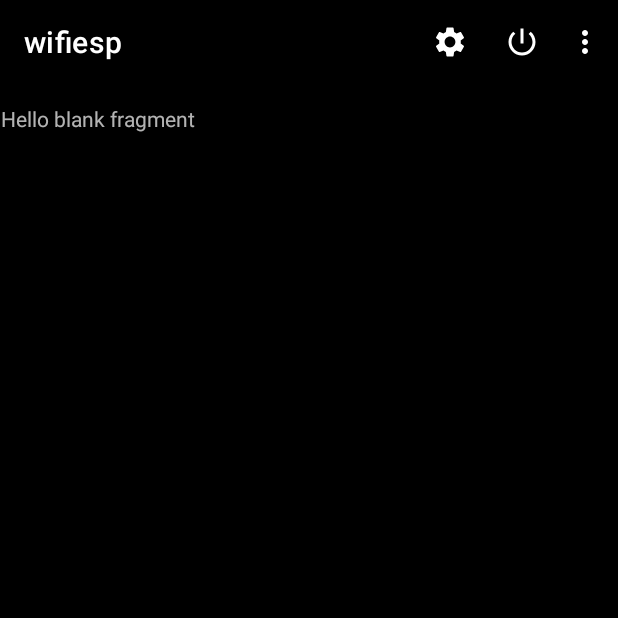
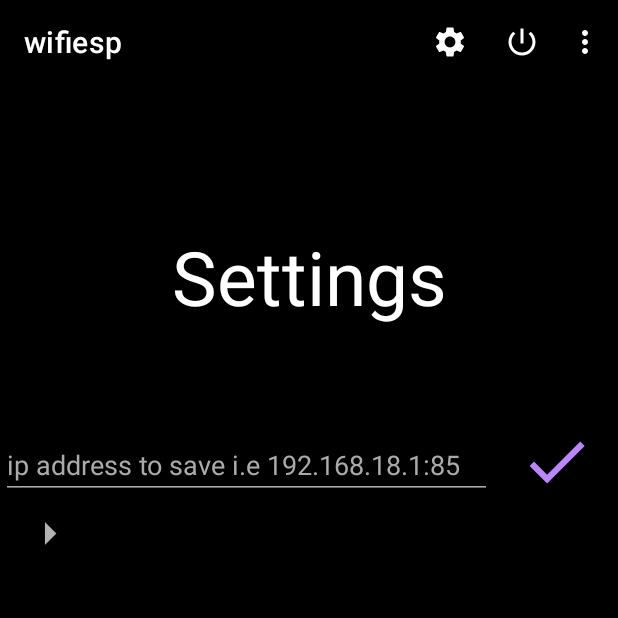
Before and after one commit to Baeyung/wifiesp, an Android app: the fragment Settings placed in its activity, after a tap on "Item", on a phone screen of 412 x 824 dp, the top half of it. Run offline under Robolectric (Android 15) with nearby library versions, the phone set to English and light mode, and no system bars; libraries missing offline, so code that uses them is left out: com.flask.colorpicker, com.loopj.android, cz.msebera.android; 4 statements that could not run were skipped; 1 other tap on this screen came first.

Commit message:
--added settings page and option to add servers of your choice

```diff
--- a/app/src/main/java/com/machi/wifiesp/ColorWheel.java
+++ b/app/src/main/java/com/machi/wifiesp/ColorWheel.java
@@ -25,6 +25,7 @@ import com.flask.colorpicker.slider.LightnessSlider;
 public class ColorWheel extends Fragment {
     private ColorPickerView colorPickerView;
     private LightnessSlider lightnessSlider;
+    private Wifi_Code wifiCode = new Wifi_Code();
 
 
     public ColorWheel() {
@@ -57,8 +58,10 @@ public class ColorWheel extends Fragment {
                 int red = (color >> 16) & 0xFF;
                 int green = (color >> 8) & 0xFF;
                 int blue = (color) & 0xFF;
-               // int alpha = (color >> 24) & 0xFF;
-                //Toast.makeText(getContext(), "r: " + red + "g: " + green + "b: " + blue + "a: " + alpha, Toast.LENGTH_SHORT).show();
+                String s =wifiCode.wifiCode(Integer.toString(red),Integer.toString(blue),Integer.toString(green));
+                if(s == "failure"){
+                    Toast.makeText(getContext(), s, Toast.LENGTH_SHORT).show();
+                }
             }
         });
     }
--- a/app/src/main/java/com/machi/wifiesp/MainActivity.java
+++ b/app/src/main/java/com/machi/wifiesp/MainActivity.java
@@ -83,10 +83,10 @@ public class MainActivity extends AppCompatActivity {
                         .commit();
                 return true;
             case R.id.item4:
-                wifiCode.wifiCode("16236607");
+                wifiCode.wifiCode("255","255","255");
                 return true;
             case R.id.item5:
-                wifiCode.wifiCode("16203967");
+                wifiCode.wifiCode("0","0","0");
                 return true;
             default:
                 return super.onOptionsItemSelected(item);
--- a/app/src/main/java/com/machi/wifiesp/Settings.java
+++ b/app/src/main/java/com/machi/wifiesp/Settings.java
@@ -1,16 +1,43 @@
 package com.machi.wifiesp;
 
+import android.content.Context;
 import android.os.Bundle;
 
+import androidx.annotation.NonNull;
+import androidx.annotation.Nullable;
 import androidx.fragment.app.Fragment;
+import androidx.fragment.app.FragmentManager;
+import androidx.recyclerview.widget.LinearLayoutManager;
+import androidx.recyclerview.widget.RecyclerView;
 
 import android.view.LayoutInflater;
 import android.view.View;
 import android.view.ViewGroup;
+import android.widget.AdapterView;
+import android.widget.Button;
+import android.widget.EditText;
+import android.widget.Toast;
+
+import java.io.BufferedReader;
+import java.io.FileInputStream;
+import java.io.FileNotFoundException;
+import java.io.FileOutputStream;
+import java.io.IOException;
+import java.io.InputStreamReader;
+import java.util.ArrayList;
+import java.util.List;
+
 
 
 public class Settings extends Fragment {
 
+
+    private static final String NAME = "server_list.txt";
+    private List<String> text = new ArrayList<>();
+    private EditText editText;
+    private Button b1;
+    private RecyclerView recyclerView;
+    private adapter adapter;
 
 
     public Settings() {
@@ -28,7 +55,104 @@ public class Settings extends Fragment {
     @Override
     public View onCreateView(LayoutInflater inflater, ViewGroup container,
                              Bundle savedInstanceState) {
-        // Inflate the layout for this fragment
-        return inflater.inflate(R.layout.fragment_settings, container, false);
+        View v1= inflater.inflate(R.layout.fragment_settings, container, false);
+        editText = v1.findViewById(R.id.editText);
+        b1 = v1.findViewById(R.id.done);
+        recyclerView = v1.findViewById(R.id.recyclerView);
+        adapter = new adapter(load());
+        recyclerView.setHasFixedSize(true);
+        recyclerView.setLayoutManager(new LinearLayoutManager(v1.getContext()));
+        recyclerView.setAdapter(adapter);
+
+        return v1;
+
+    }
+
+    public void save() {
+        String text1 = editText.getText().toString();
+        text1+="\n";
+        FileOutputStream fos = null;
+        try {
+            fos = getActivity().openFileOutput(NAME, Context.MODE_APPEND);
+            fos.write(text1.getBytes());
+            text.add(text1);
+            adapter.notifyItemInserted(text.size());
+            editText.getText().clear();
+        } catch (FileNotFoundException e) {
+            e.printStackTrace();
+        } catch (IOException e) {
+            e.printStackTrace();
+        } finally {
+            if (fos != null) {
+                try {
+                    fos.close();
+                } catch (IOException e) {
+                    e.printStackTrace();
+                }
+            }
+        }
+
+
+    }
+
+
+
+
+    public List<String> load() {
+        FileInputStream fis = null;
+
+        try {
+            fis = getActivity().openFileInput(NAME);
+            InputStreamReader isr = new InputStreamReader(fis);
+            BufferedReader br = new BufferedReader(isr);
+            StringBuilder sb = new StringBuilder();
+            String text1;
+            while ((text1 = br.readLine()) != null) {
+                sb.append(text1);
+                text.add(text1);
+            }
+            return text;
+
+        } catch (FileNotFoundException e) {
+            e.printStackTrace();
+        } catch (IOException e) {
+            e.printStackTrace();
+        } finally {
+            if (fis != null) {
+                try {
+                    fis.close();
+                } catch (IOException e) {
+                    e.printStackTrace();
+                }
+            }
+        }
+        return text;
+    }
+
+    @Override
+    public void onViewCreated(@NonNull View view, @Nullable Bundle savedInstanceState) {
+        super.onViewCreated(view, savedInstanceState);
+        b1.setOnClickListener(new View.OnClickListener() {
+            @Override
+            public void onClick(View v) {
+                save();
+            }
+        });
+        adapter.setOnItemClickListener(new adapter.OnItemClickListener() {
+            @Override
+            public void onItemClick(int position) {
+//                text.remove(position);
+//                adapter.notifyItemRemoved(position);
+//                overWrite(text);
+                FragmentManager fragmentManager = getParentFragmentManager();
+                ArrayList<String> text1 = new ArrayList<>(text.size());
+                text1.addAll(text);
+                fragmentManager.beginTransaction()
+                        .replace(R.id.fragmentContainerView2,del_and_set.newInstance(text1,position))
+                        .setReorderingAllowed(true)
+                        .addToBackStack("name") // name can be null
+                        .commit();
+            }
+        });
     }
 }
--- a/app/src/main/java/com/machi/wifiesp/Wifi_Code.java
+++ b/app/src/main/java/com/machi/wifiesp/Wifi_Code.java
@@ -10,9 +10,9 @@ public class Wifi_Code{
     public Wifi_Code() {
 
     }
-    public String wifiCode(String x){
+    public String wifiCode(String red, String blue, String green){
         AsyncHttpClient client = new AsyncHttpClient();
-        client.get("http://ahmadserver.ddns.net:85/ir?code=" + x, new AsyncHttpResponseHandler() {
+        client.get("http://ahmadserver.ddns.net:88/?r"+red+"g"+green+"b"+blue+"&", new AsyncHttpResponseHandler() {
             @Override
             public void onSuccess(int statusCode, cz.msebera.android.httpclient.Header[] headers, byte[] responseBody) {
                 //Toast.makeText(MainActivity.this, "successful", Toast.LENGTH_SHORT).show();
--- /dev/null
+++ b/app/src/main/java/com/machi/wifiesp/adapter.java
@@ -0,0 +1,75 @@
+package com.machi.wifiesp;
+
+import android.content.Context;
+import android.view.LayoutInflater;
+import android.view.View;
+import android.view.ViewGroup;
+import android.widget.TextView;
+
+import androidx.recyclerview.widget.RecyclerView;
+
+import java.util.ArrayList;
+import java.util.List;
+
+
+public class adapter extends RecyclerView.Adapter<adapter.viewholder> {
+
+    private List<String> s1;
+    private int size;
+    private OnItemClickListener mListener;
+    public interface OnItemClickListener {
+        void onItemClick(int position);
+    }
+    public void setOnItemClickListener(OnItemClickListener listener) {
+        mListener = listener;
+    }
+
+    public adapter(List<String> s){
+        s1 = s;
+    }
+
+
+
+    public class viewholder extends RecyclerView.ViewHolder{
+
+        TextView t1;
+
+        public viewholder(View itemView,final OnItemClickListener listener)
+        {
+            super (itemView);
+            t1 = itemView.findViewById(R.id.textView_RV);
+            itemView.setOnClickListener(new View.OnClickListener() {
+                @Override
+                public void onClick(View v) {
+                    if (listener != null) {
+                        int position = getAdapterPosition();
+                        if (position != RecyclerView.NO_POSITION) {
+                            listener.onItemClick(position);
+                        }
+                    }
+                }
+            });
+        }
+    }
+
+
+    @Override
+    public viewholder onCreateViewHolder(ViewGroup parent,int viewType){
+        Context context = parent.getContext();
+        LayoutInflater inflater = LayoutInflater.from(context);
+        View view = inflater.inflate(R.layout.recyclerview,parent,false);
+        return new viewholder(view,mListener);
+    }
+
+    @Override
+    public void onBindViewHolder(viewholder holder,int position){
+        TextView textView = holder.t1;
+        textView.setText(s1.get(position));
+    }
+
+    @Override
+    public int getItemCount() {
+        size = s1.size();
+        return size;
+    }
+}
--- /dev/null
+++ b/app/src/main/res/drawable/ic_baseline_arrow_right_24.xml
@@ -0,0 +1,10 @@
+<vector xmlns:android="http://schemas.android.com/apk/res/android"
+    android:width="24dp"
+    android:height="24dp"
+    android:viewportWidth="24"
+    android:viewportHeight="24"
+    android:tint="?attr/colorControlNormal">
+  <path
+      android:fillColor="@android:color/white"
+      android:pathData="M10,17l5,-5 -5,-5v10z"/>
+</vector>
--- /dev/null
+++ b/app/src/main/res/drawable/ic_baseline_done_24.xml
@@ -0,0 +1,10 @@
+<vector xmlns:android="http://schemas.android.com/apk/res/android"
+    android:width="24dp"
+    android:height="24dp"
+    android:viewportWidth="24"
+    android:viewportHeight="24"
+    android:tint="?attr/colorControlNormal">
+  <path
+      android:fillColor="@android:color/white"
+      android:pathData="M9,16.2L4.8,12l-1.4,1.4L9,19 21,7l-1.4,-1.4L9,16.2z"/>
+</vector>
--- a/app/src/main/res/layout/fragment_settings.xml
+++ b/app/src/main/res/layout/fragment_settings.xml
@@ -1,14 +1,59 @@
 <?xml version="1.0" encoding="utf-8"?>
-<FrameLayout xmlns:android="http://schemas.android.com/apk/res/android"
+<androidx.constraintlayout.widget.ConstraintLayout xmlns:android="http://schemas.android.com/apk/res/android"
+    xmlns:app="http://schemas.android.com/apk/res-auto"
     xmlns:tools="http://schemas.android.com/tools"
     android:layout_width="match_parent"
     android:layout_height="match_parent"
+    android:background="@android:color/black"
     tools:context=".Settings">
 
-    <!-- TODO: Update blank fragment layout -->
     <TextView
-        android:layout_width="match_parent"
-        android:layout_height="match_parent"
-        android:text="@string/hello_blank_fragment" />
+        android:id="@+id/textView"
+        android:layout_width="wrap_content"
+        android:layout_height="wrap_content"
+        android:layout_marginTop="81dp"
+        android:layout_marginBottom="74dp"
+        android:gravity="center_horizontal"
+        android:text="Settings"
+        android:textColor="@android:color/white"
+        android:textSize="50dp"
+        app:layout_constraintBottom_toTopOf="@+id/editText"
+        app:layout_constraintEnd_toEndOf="parent"
+        app:layout_constraintStart_toStartOf="parent"
+        app:layout_constraintTop_toTopOf="parent" />
 
-</FrameLayout>
+    <EditText
+        android:id="@+id/editText"
+        android:layout_width="0dp"
+        android:layout_height="0dp"
+        android:layout_marginEnd="18dp"
+        android:backgroundTint="@android:color/darker_gray"
+        android:hint="ip address to save i.e 192.168.18.1:85"
+        android:textColorHint="@android:color/darker_gray"
+        app:layout_constraintBottom_toTopOf="@+id/recyclerView"
+        app:layout_constraintEnd_toStartOf="@+id/done"
+        app:layout_constraintStart_toStartOf="parent"
+        app:layout_constraintTop_toBottomOf="@+id/textView" />
+
+    <Button
+        android:id="@+id/done"
+        android:layout_width="50dp"
+        android:layout_height="50dp"
+        android:layout_marginTop="213dp"
+        android:layout_marginEnd="16dp"
+        android:background="@drawable/ic_baseline_done_24"
+        app:layout_constraintBottom_toTopOf="@+id/recyclerView"
+        app:layout_constraintEnd_toEndOf="parent"
+        app:layout_constraintStart_toEndOf="@+id/editText"
+        app:layout_constraintTop_toTopOf="parent" />
+
+    <androidx.recyclerview.widget.RecyclerView
+        android:id="@+id/recyclerView"
+        android:layout_width="0dp"
+        android:layout_height="0dp"
+        android:layout_marginBottom="33dp"
+        app:layout_constraintBottom_toBottomOf="parent"
+        app:layout_constraintEnd_toEndOf="parent"
+        app:layout_constraintStart_toStartOf="parent"
+        app:layout_constraintTop_toBottomOf="@+id/done" />
+</androidx.constraintlayout.widget.ConstraintLayout>
--- /dev/null
+++ b/app/src/main/res/layout/recyclerview.xml
@@ -0,0 +1,34 @@
+<?xml version="1.0" encoding="utf-8"?>
+<androidx.constraintlayout.widget.ConstraintLayout xmlns:android="http://schemas.android.com/apk/res/android"
+    xmlns:app="http://schemas.android.com/apk/res-auto"
+    xmlns:tools="http://schemas.android.com/tools"
+    android:layout_width="match_parent"
+    android:layout_height="wrap_content">
+
+
+    <ImageView
+        android:id="@+id/imageView_rv"
+        android:layout_width="0dp"
+        android:layout_height="0dp"
+        android:layout_marginStart="14dp"
+        android:src="@drawable/ic_baseline_arrow_right_24"
+        app:layout_constraintBottom_toBottomOf="parent"
+        app:layout_constraintEnd_toStartOf="@+id/textView_RV"
+        app:layout_constraintStart_toStartOf="parent"
+        app:layout_constraintTop_toTopOf="parent" />
+
+    <TextView
+        android:id="@+id/textView_RV"
+        android:layout_width="359dp"
+        android:layout_height="46dp"
+        android:layout_marginEnd="1dp"
+        android:text="TextView"
+        android:textSize="20dp"
+        android:textStyle="bold"
+        app:layout_constraintBottom_toBottomOf="parent"
+        app:layout_constraintEnd_toEndOf="parent"
+        app:layout_constraintStart_toEndOf="@+id/imageView_rv"
+        app:layout_constraintTop_toTopOf="parent" />
+
+
+</androidx.constraintlayout.widget.ConstraintLayout>
```
Also changed, not shown: app/src/main/java/com/machi/wifiesp/Dynamic.java (+16 -16 lines), app/src/main/java/com/machi/wifiesp/Static.java (+75 -15 lines), app/src/main/java/com/machi/wifiesp/del_and_set.java (added, +165 -0 lines), app/src/main/res/layout/fragment_del_and_set.xml (added, +46 -0 lines), app/src/main/res/layout/fragment_dynamic.xml (+8 -8 lines).
